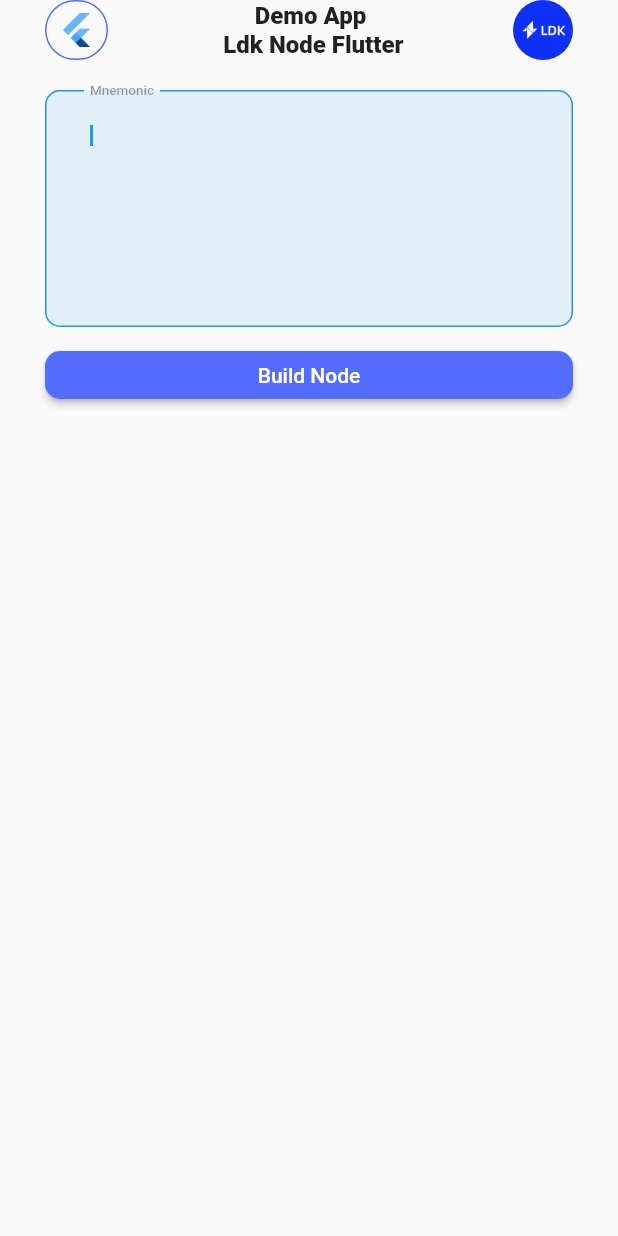
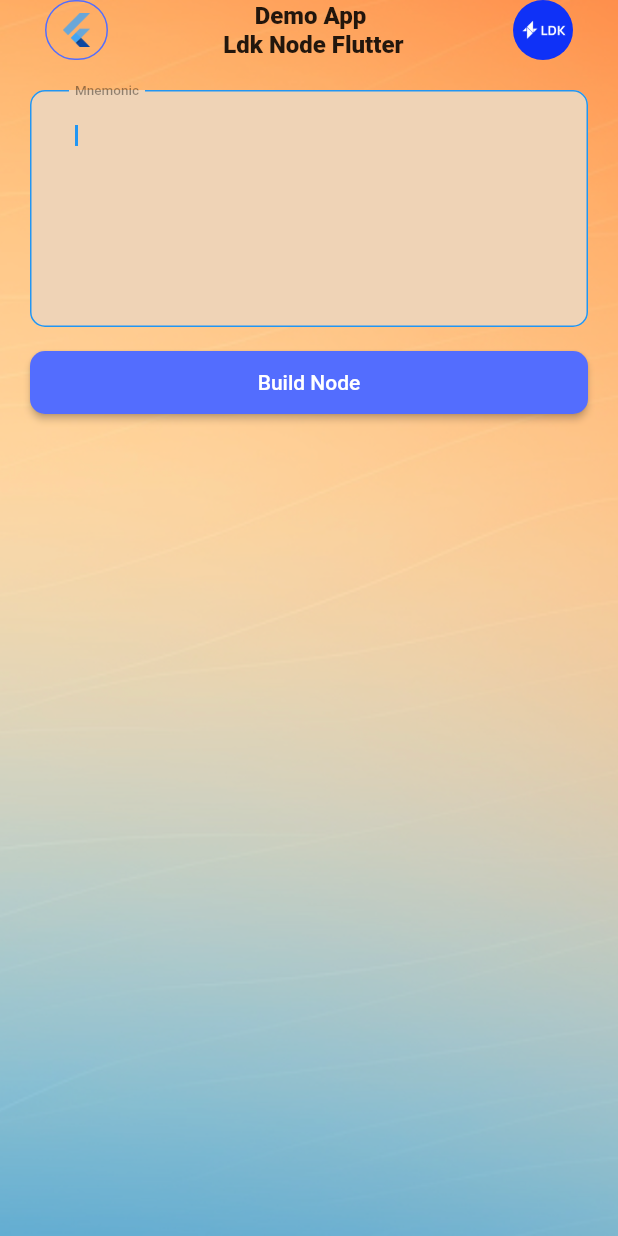
Before and after one commit to LtbLightning/ldk-node-flutter-demo, a Flutter app: the screen it shows after launch, on a phone screen of 412 x 824 dp. Run offline on Flutter 3.47's test engine with Material 2 defaults, Android fonts, the phone set to English and light mode, and no system bars; missing offline and left inert: ldk_node.

Commit message:
Ui changes, background, complimentary colours

```diff
--- a/lib/screens/home.dart
+++ b/lib/screens/home.dart
@@ -1,3 +1,5 @@
+// ignore_for_file: prefer_const_constructors
+
 import 'dart:developer';
 
 import 'package:flutter/foundation.dart';
@@ -37,7 +39,7 @@ class _HomeState extends State<Home> {
     final builder = ldk.Builder()
         .setEntropyBip39Mnemonic(mnemonic: ldk.Mnemonic(internal: mnemonic))
         .setListeningAddress(
-            const ldk.NetAddress.iPv4(addr: '127.0.0.1', port: 5001))
+            const ldk.NetAddress.iPv4(addr: '127.0.0.1', port: 5000))
         .setNetwork(ldk.Network.regtest)
         .setStorageDirPath(alicePath)
         .setEsploraServer(esploraServerUrl: localEsploraUrl);
@@ -105,7 +107,8 @@ class _HomeState extends State<Home> {
   listChannels() async {
     final res = await aliceNode!.listChannels();
     setState(() {
-      channels = res;
+      // channels = res;
+      channels = res.length > 0 ? List.filled(5, res[0]) : res;
     });
     if (kDebugMode) {
       print("======Channels========");
@@ -156,11 +159,19 @@ class _HomeState extends State<Home> {
 
   @override
   Widget build(BuildContext context) {
-    return Scaffold(
+    return Container(
+      decoration: BoxDecoration(
+        image: DecorationImage(
+          image: AssetImage("assets/background.png"),
+          fit: BoxFit.cover,
+        ),
+      ),
+      child: Scaffold(
+        backgroundColor: Colors.transparent,
         appBar: buildAppBar(context),
         body: SingleChildScrollView(
           child: Container(
-          padding: const EdgeInsets.symmetric(horizontal: 30, vertical: 20),
+            padding: const EdgeInsets.symmetric(horizontal: 20, vertical: 20),
             child: !started
                 ? MnemonicWidget(
                     buildCallBack: (String e) async {
@@ -176,7 +187,7 @@ class _HomeState extends State<Home> {
                         fundingAddress: fundingAddress,
                         listeningAddress: listeningAddress,
                       ),
-                    const SizedBox(height: 20),
+                      const SizedBox(height: 5),
                       SubmitButton(
                         text: 'On Chain Balance',
                         callback: onChainBalance,
@@ -191,7 +202,8 @@ class _HomeState extends State<Home> {
                         callback: listChannels,
                       ),
                       /* ChannelsActionBar */
-                    ChannelsActionBar(openChannelCallBack: connectOpenChannel),
+                      ChannelsActionBar(
+                          openChannelCallBack: connectOpenChannel),
                       channels.isEmpty
                           ? const Text(
                               'No Open Channels',
@@ -212,6 +224,7 @@ class _HomeState extends State<Home> {
                   ),
           ),
         ),
+      ),
     );
   }
 }
--- a/lib/styles/theme.dart
+++ b/lib/styles/theme.dart
@@ -2,6 +2,7 @@ import 'package:flutter/material.dart';
 
 class AppColors {
   static const blue = Colors.indigoAccent;
+  static const lightOrange = Color(0xFFEFD3B6);
 }
 
 ThemeData themeData() {
@@ -19,7 +20,6 @@ ThemeData themeData() {
             fontWeight: FontWeight.w500),
         alignLabelWithHint: true,
         filled: true,
-        fillColor: Colors.blue.withOpacity(.1),
         contentPadding:
             const EdgeInsets.symmetric(horizontal: 30, vertical: 25),
         enabledBorder: outlineInputBorder,
```
Also changed, not shown: lib/widgets/widgets.dart (+52 -18 lines), assets/background.png (added). Lines whose indentation alone changed are shown as unchanged.
